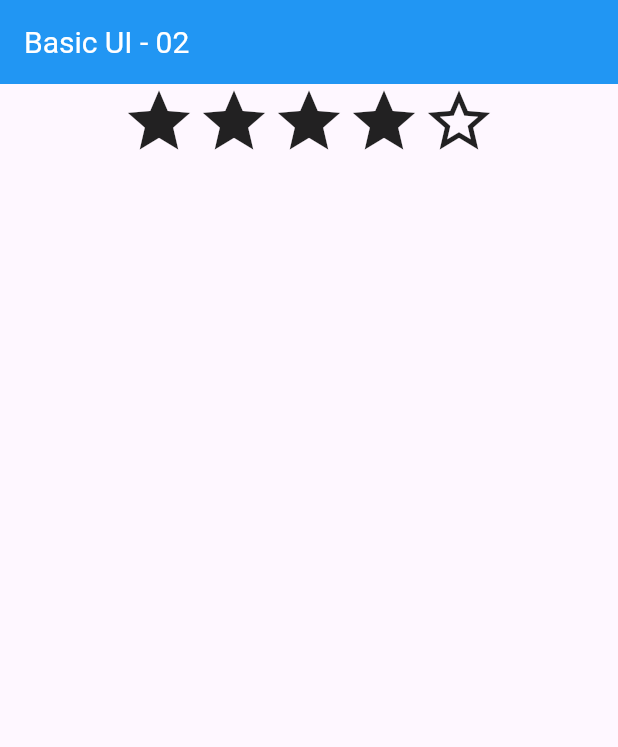
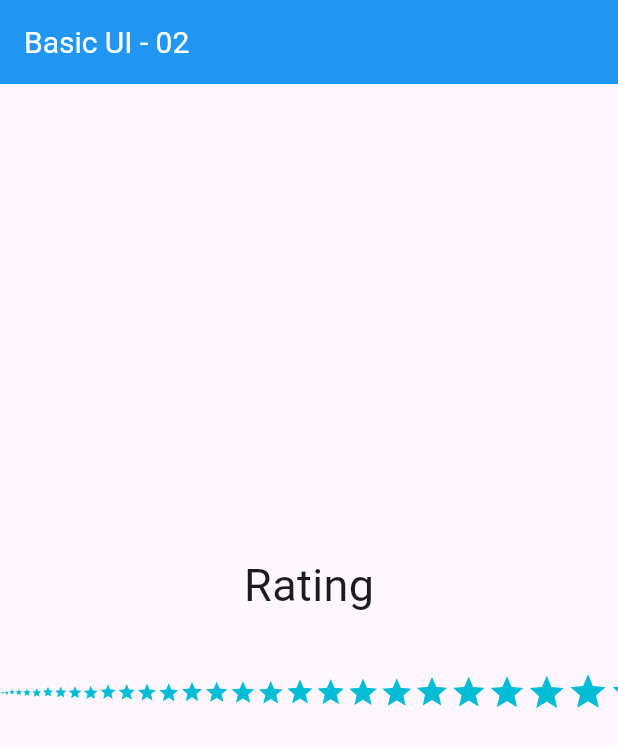
Before and after one commit to cy-r0x/day_2, a Flutter app: the screen it shows after launch, on a phone screen of 412 x 824 dp. Shown: the top 747 px of the screen. Run offline on Flutter 3.47's test engine with Material 3 defaults, Android fonts, the phone set to English and light mode, and no system bars.

Commit message:
Scroll SingleChild

```diff
--- a/lib/main.dart
+++ b/lib/main.dart
@@ -1,5 +1,4 @@
 import 'package:flutter/material.dart';
-import 'package:iconsax/iconsax.dart';
 
 void main() {
   runApp(App());
@@ -20,30 +19,32 @@ class App extends StatelessWidget {
             fontSize: 20,
           ),
         ),
-        body: Row(
+        body: Container(
+          child: Column(
             mainAxisAlignment: MainAxisAlignment.center,
             children: [
-            Icon(
+              Text(
+                "Rating",
+                style: TextStyle(
+                  fontSize: 30,
+                ),
+              ),
+              SingleChildScrollView(
+                scrollDirection: Axis.horizontal,
+                child: Row(
+                  mainAxisAlignment: MainAxisAlignment.center,
+                  children: List.generate(
+                    100,
+                    (index) => Icon(
                       Icons.star,
-              size: 50,
+                      size: 1.00 * index + 1,
+                      color: Colors.cyan,
                     ),
-            Icon(
-              Icons.star,
-              size: 50,
                   ),
-            Icon(
-              Icons.star,
-              size: 50,
                 ),
-            Icon(
-              Icons.star,
-              size: 50,
-            ),
-            Icon(
-              Icons.star_outline,
-              size: 50,
               ),
             ],
+          ),
         ),
       ),
     );
```
Lines whose indentation alone changed are shown as unchanged.
